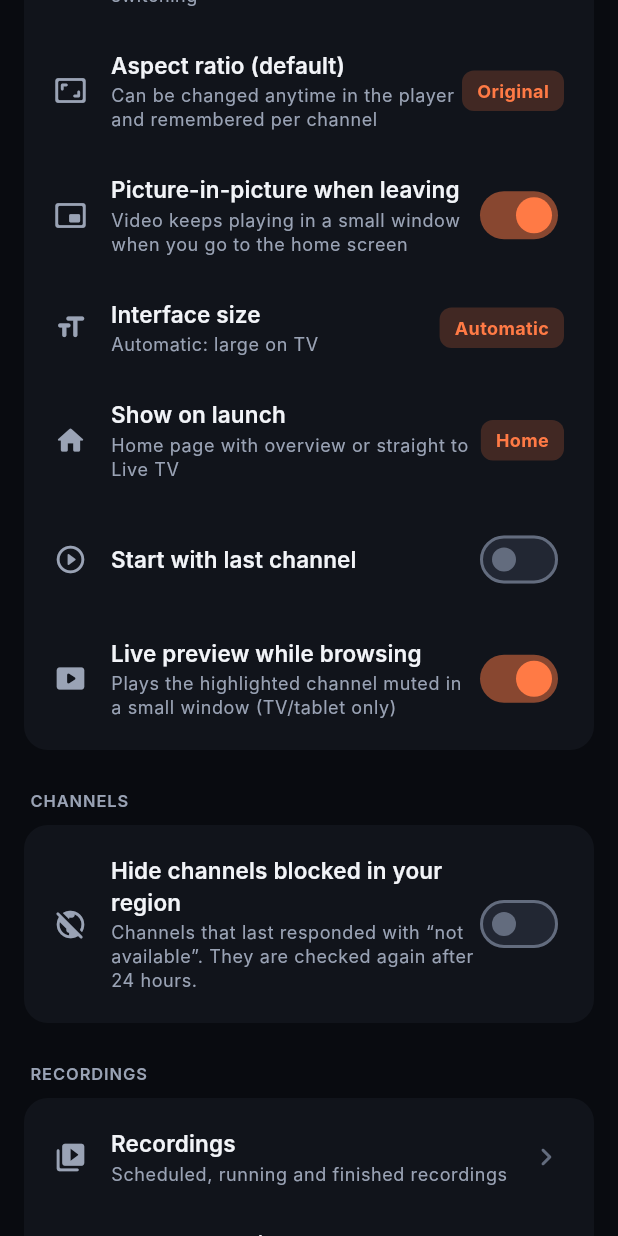
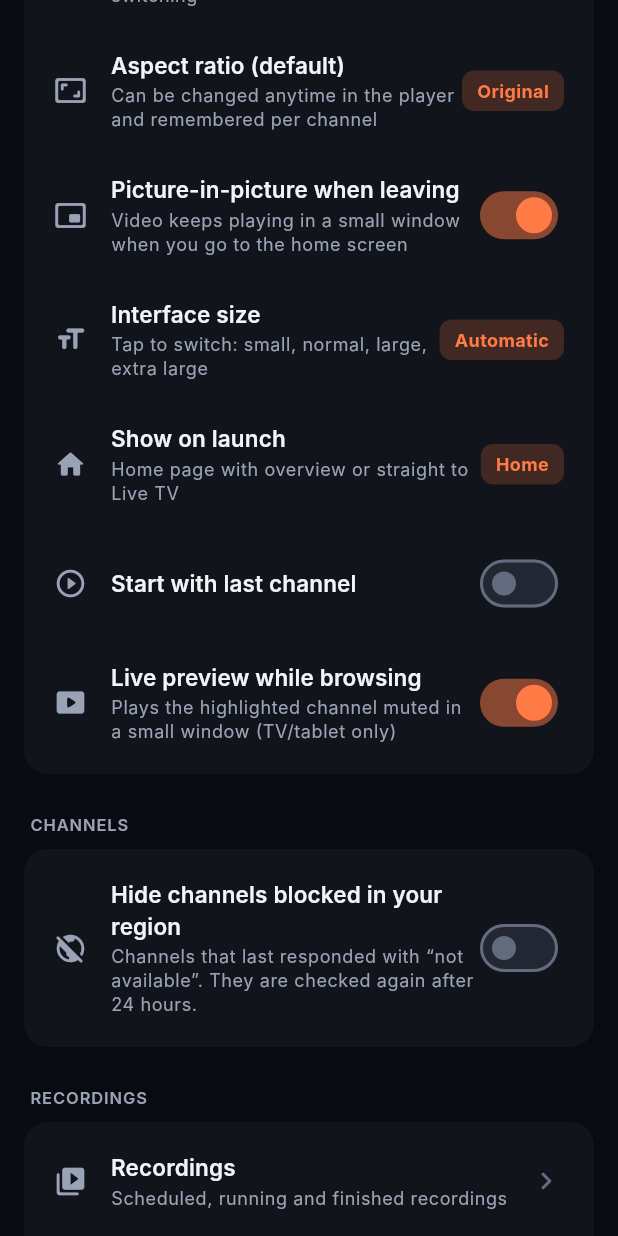
Before and after one commit to JasonConsultant/jason-stream-player, a Flutter app: the SettingsScreen widget shown alone on an empty page, opened directly, scrolled down 1152 dp, on a phone screen of 412 x 824 dp. Run offline on Flutter 3.47's test engine with Material 3 defaults, Android fonts, the phone set to English and light mode, and no system bars; our stand-ins replace cached_network_image, flutter_riverpod, local_auth, qr_flutter, shared_preferences; missing offline and left inert: cryptography, media_kit, media_kit_video; accounts and stored records are empty.

Commit message:
[release] 1.1.6: TV-Oberfläche etwas kleiner, Stufe Klein
Co-Authored-By: Claude Opus 5.5 <noreply@anthropic.com>
Claude-Session: https://claude.ai/code/session_01KLohtAVgvLc7ZtqzWxZ5y2

```diff
--- a/lib/l10n/arb/app_de.arb
+++ b/lib/l10n/arb/app_de.arb
@@ -1050,5 +1050,6 @@
   "tvHomeFavouritesHint": "Eigene Zeile mit den Lieblingssendern und der laufenden Sendung auf dem Android-TV-Startbildschirm",
   "removeFromHistory": "Aus Verlauf",
   "uiScale": "Oberflächengröße",
-  "uiScaleHint": "Automatisch: auf dem Fernseher groß"
+  "uiScaleHint": "Automatisch: auf dem Fernseher groß",
+  "uiScaleCycleHint": "Antippen zum Wechseln: Klein, Normal, Groß, Sehr groß"
 }
--- a/lib/l10n/arb/app_en.arb
+++ b/lib/l10n/arb/app_en.arb
@@ -589,5 +589,6 @@
   "tvHomeFavouritesHint": "A row with your favourite channels and what is on now on the Android TV home screen",
   "removeFromHistory": "Remove from history",
   "uiScale": "Interface size",
-  "uiScaleHint": "Automatic: large on TV"
+  "uiScaleHint": "Automatic: large on TV",
+  "uiScaleCycleHint": "Tap to switch: small, normal, large, extra large"
 }
--- a/lib/l10n/arb/app_tr.arb
+++ b/lib/l10n/arb/app_tr.arb
@@ -589,5 +589,6 @@
   "tvHomeFavouritesHint": "Android TV ana ekranında favori kanallar ve o an yayınlanan programla kendi satırınız",
   "removeFromHistory": "Geçmişten kaldır",
   "uiScale": "Arayüz boyutu",
-  "uiScaleHint": "Otomatik: televizyonda büyük"
+  "uiScaleHint": "Otomatik: televizyonda büyük",
+  "uiScaleCycleHint": "Değiştirmek için dokunun: küçük, normal, büyük, çok büyük"
 }
--- a/lib/ui/settings/settings_screen.dart
+++ b/lib/ui/settings/settings_screen.dart
@@ -205,9 +205,10 @@ class SettingsScreen extends ConsumerWidget {
                     _Item(
                       icon: Icons.format_size_rounded,
                       title: tr('Oberflächengröße'),
-                      subtitle: tr('Automatisch: auf dem Fernseher groß'),
+                      subtitle: tr('Antippen zum Wechseln: Klein, Normal, Groß, Sehr groß'),
                       trailing: _Pill(
                           switch (storage.option('uiscale', 'auto')) {
+                            'klein' => tr('Klein'),
                             'normal' => tr('Normal'),
                             'gross' => tr('Groß'),
                             'sehrgross' => tr('Sehr groß'),
@@ -215,7 +216,7 @@ class SettingsScreen extends ConsumerWidget {
                           },
                           accent: true),
                       onTap: () async {
-                        const order = ['auto', 'normal', 'gross', 'sehrgross'];
+                        const order = ['auto', 'klein', 'normal', 'gross', 'sehrgross'];
                         final cur = storage.option('uiscale', 'auto');
                         final next = order[(order.indexOf(cur) + 1) % order.length];
                         await storage.setOption('uiscale', next);
--- a/pubspec.yaml
+++ b/pubspec.yaml
@@ -1,7 +1,7 @@
 name: jason_stream_player
 description: Jason Stream Player – IPTV player for Android, Android TV and iOS.
 publish_to: "none"
-version: 1.1.5+29
+version: 1.1.6+30
 
 environment:
   sdk: ">=3.4.0 <4.0.0"
```
Also changed, not shown: lib/ui/shell/ui_scale.dart (+8 -5 lines), lib/l10n/translations.g.dart, 1 other file.
